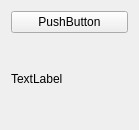
This is mws.ui in zaitseu1994/EurosensConfigLib as Qt 5 draws it before an edit. The edited form follows.
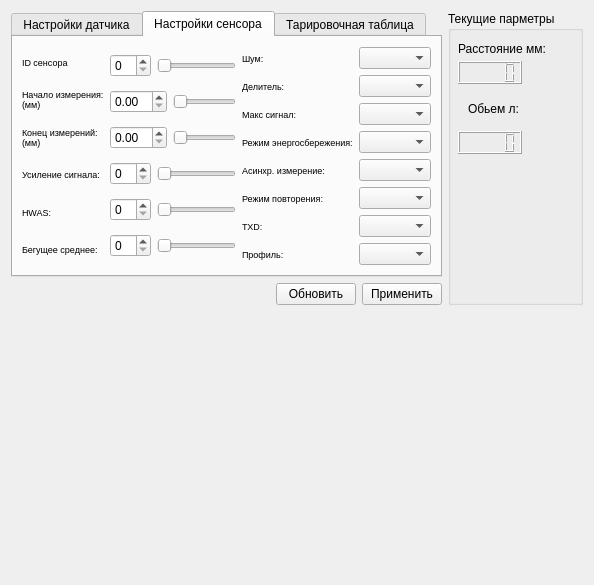
This is the edited form. The open tabs and pages were chosen to show the change. Custom widgets are drawn as their Qt base class.

What changed in the file:
```diff
--- a/mws.ui
+++ b/mws.ui
@@ -6,30 +6,593 @@
    <rect>
     <x>0</x>
     <y>0</y>
-    <width>139</width>
-    <height>130</height>
+    <width>594</width>
+    <height>585</height>
    </rect>
   </property>
   <property name="windowTitle">
    <string>Form</string>
   </property>
-  <layout class="QGridLayout" name="gridLayout">
+  <layout class="QGridLayout" name="gridLayout" rowstretch="3,2,3">
    <item row="0" column="0">
-    <widget class="QPushButton" name="pushButton">
-     <property name="text">
-      <string>PushButton</string>
-     </property>
-    </widget>
+    <layout class="QHBoxLayout" name="horizontalLayout_2">
+     <item>
+      <layout class="QVBoxLayout" name="verticalLayout">
+       <item>
+        <widget class="QTabWidget" name="tabWidget">
+         <property name="currentIndex">
+          <number>0</number>
+         </property>
+         <widget class="QWidget" name="tab">
+          <attribute name="title">
+           <string>Настройки датчика</string>
+          </attribute>
+          <layout class="QGridLayout" name="gridLayout_3">
+           <item row="0" column="0">
+            <layout class="QHBoxLayout" name="horizontalLayout_5">
+             <item>
+              <layout class="QVBoxLayout" name="verticalLayout_2">
+               <item>
+                <widget class="QLabel" name="label_3">
+                 <property name="text">
+                  <string>Адрес модбас</string>
+                 </property>
+                </widget>
+               </item>
+               <item>
+                <widget class="QLabel" name="label_4">
+                 <property name="text">
+                  <string>Тип аппроксимации</string>
+                 </property>
+                </widget>
+               </item>
+               <item>
+                <widget class="QLabel" name="label_5">
+                 <property name="text">
+                  <string>Тип усреднения</string>
+                 </property>
+                </widget>
+               </item>
+               <item>
+                <widget class="QLabel" name="label_6">
+                 <property name="text">
+                  <string>Интервал усреднения</string>
+                 </property>
+                </widget>
+               </item>
+               <item>
+                <widget class="QLabel" name="label_7">
+                 <property name="text">
+                  <string>Пароль</string>
+                 </property>
+                </widget>
+               </item>
+              </layout>
+             </item>
+             <item>
+              <layout class="QVBoxLayout" name="verticalLayout_3" stretch="0,0,0,0,0">
+               <item>
+                <layout class="QHBoxLayout" name="horizontalLayout_3" stretch="2,5">
+                 <item>
+                  <widget class="QSpinBox" name="spinBox"/>
+                 </item>
+                 <item>
+                  <widget class="QSlider" name="horizontalSlider">
+                   <property name="orientation">
+                    <enum>Qt::Horizontal</enum>
+                   </property>
+                  </widget>
+                 </item>
+                </layout>
+               </item>
+               <item>
+                <widget class="QComboBox" name="comboBox"/>
+               </item>
+               <item>
+                <widget class="QComboBox" name="comboBox_2"/>
+               </item>
+               <item>
+                <layout class="QHBoxLayout" name="horizontalLayout_4" stretch="2,5">
+                 <item>
+                  <widget class="QSpinBox" name="spinBox_2"/>
+                 </item>
+                 <item>
+                  <widget class="QSlider" name="horizontalSlider_2">
+                   <property name="orientation">
+                    <enum>Qt::Horizontal</enum>
+                   </property>
+                  </widget>
+                 </item>
+                </layout>
+               </item>
+               <item>
+                <widget class="QLineEdit" name="lineEdit"/>
+               </item>
+              </layout>
+             </item>
+            </layout>
+           </item>
+          </layout>
+         </widget>
+         <widget class="QWidget" name="tab_2">
+          <attribute name="title">
+           <string>Настройки сенсора</string>
+          </attribute>
+          <layout class="QGridLayout" name="gridLayout_2">
+           <item row="0" column="0">
+            <layout class="QHBoxLayout" name="horizontalLayout_14">
+             <item>
+              <layout class="QHBoxLayout" name="horizontalLayout_12">
+               <item>
+                <layout class="QVBoxLayout" name="verticalLayout_4">
+                 <item>
+                  <widget class="QLabel" name="label_8">
+                   <property name="font">
+                    <font>
+                     <pointsize>7</pointsize>
+                    </font>
+                   </property>
+                   <property name="text">
+                    <string>ID сенсора</string>
+                   </property>
+                  </widget>
+                 </item>
+                 <item>
+                  <widget class="QLabel" name="label_9">
+                   <property name="font">
+                    <font>
+                     <pointsize>7</pointsize>
+                    </font>
+                   </property>
+                   <property name="text">
+                    <string>&lt;html&gt;&lt;head/&gt;&lt;body&gt;&lt;p&gt;Начало измерения:&lt;br/&gt;(мм)&lt;/p&gt;&lt;/body&gt;&lt;/html&gt;</string>
+                   </property>
+                  </widget>
+                 </item>
+                 <item>
+                  <widget class="QLabel" name="label_10">
+                   <property name="font">
+                    <font>
+                     <pointsize>7</pointsize>
+                    </font>
+                   </property>
+                   <property name="text">
+                    <string>&lt;html&gt;&lt;head/&gt;&lt;body&gt;&lt;p&gt;Конец измерений:&lt;br/&gt;(мм)&lt;/p&gt;&lt;/body&gt;&lt;/html&gt;</string>
+                   </property>
+                  </widget>
+                 </item>
+                 <item>
+                  <widget class="QLabel" name="label_13">
+                   <property name="font">
+                    <font>
+                     <pointsize>7</pointsize>
+                    </font>
+                   </property>
+                   <property name="text">
+                    <string>Усиление сигнала:</string>
+                   </property>
+                  </widget>
+                 </item>
+                 <item>
+                  <widget class="QLabel" name="label_15">
+                   <property name="font">
+                    <font>
+                     <pointsize>7</pointsize>
+                    </font>
+                   </property>
+                   <property name="text">
+                    <string>HWAS:</string>
+                   </property>
+                  </widget>
+                 </item>
+                 <item>
+                  <widget class="QLabel" name="label_17">
+                   <property name="font">
+                    <font>
+                     <pointsize>7</pointsize>
+                    </font>
+                   </property>
+                   <property name="text">
+                    <string>Бегущее среднее:</string>
+                   </property>
+                  </widget>
+                 </item>
+                </layout>
+               </item>
+               <item>
+                <layout class="QVBoxLayout" name="verticalLayout_5">
+                 <item>
+                  <layout class="QHBoxLayout" name="horizontalLayout_9" stretch="2,5">
+                   <item>
+                    <widget class="QSpinBox" name="spinBox_6"/>
+                   </item>
+                   <item>
+                    <widget class="QSlider" name="horizontalSlider_6">
+                     <property name="orientation">
+                      <enum>Qt::Horizontal</enum>
+                     </property>
+                    </widget>
+                   </item>
+                  </layout>
+                 </item>
+                 <item>
+                  <layout class="QHBoxLayout" name="horizontalLayout_6" stretch="2,5">
+                   <item>
+                    <widget class="QDoubleSpinBox" name="doubleSpinBox"/>
+                   </item>
+                   <item>
+                    <widget class="QSlider" name="horizontalSlider_3">
+                     <property name="orientation">
+                      <enum>Qt::Horizontal</enum>
+                     </property>
+                    </widget>
+                   </item>
+                  </layout>
+                 </item>
+                 <item>
+                  <layout class="QHBoxLayout" name="horizontalLayout_10" stretch="2,5">
+                   <item>
+                    <widget class="QDoubleSpinBox" name="doubleSpinBox_2"/>
+                   </item>
+                   <item>
+                    <widget class="QSlider" name="horizontalSlider_7">
+                     <property name="orientation">
+                      <enum>Qt::Horizontal</enum>
+                     </property>
+                    </widget>
+                   </item>
+                  </layout>
+                 </item>
+                 <item>
+                  <layout class="QHBoxLayout" name="horizontalLayout_7" stretch="2,5">
+                   <item>
+                    <widget class="QSpinBox" name="spinBox_4"/>
+                   </item>
+                   <item>
+                    <widget class="QSlider" name="horizontalSlider_4">
+                     <property name="orientation">
+                      <enum>Qt::Horizontal</enum>
+                     </property>
+                    </widget>
+                   </item>
+                  </layout>
+                 </item>
+                 <item>
+                  <layout class="QHBoxLayout" name="horizontalLayout_11" stretch="2,5">
+                   <item>
+                    <widget class="QSpinBox" name="spinBox_8"/>
+                   </item>
+                   <item>
+                    <widget class="QSlider" name="horizontalSlider_8">
+                     <property name="orientation">
+                      <enum>Qt::Horizontal</enum>
+                     </property>
+                    </widget>
+                   </item>
+                  </layout>
+                 </item>
+                 <item>
+                  <layout class="QHBoxLayout" name="horizontalLayout_8" stretch="2,5">
+                   <item>
+                    <widget class="QSpinBox" name="spinBox_5"/>
+                   </item>
+                   <item>
+                    <widget class="QSlider" name="horizontalSlider_5">
+                     <property name="orientation">
+                      <enum>Qt::Horizontal</enum>
+                     </property>
+                    </widget>
+                   </item>
+                  </layout>
+                 </item>
+                </layout>
+               </item>
+              </layout>
+             </item>
+             <item>
+              <layout class="QHBoxLayout" name="horizontalLayout_13" stretch="2,5">
+               <item>
+                <layout class="QVBoxLayout" name="verticalLayout_6">
+                 <item>
+                  <widget class="QLabel" name="label_21">
+                   <property name="font">
+                    <font>
+                     <pointsize>7</pointsize>
+                    </font>
+                   </property>
+                   <property name="text">
+                    <string>Шум:</string>
+                   </property>
+                  </widget>
+                 </item>
+                 <item>
+                  <widget class="QLabel" name="label_19">
+                   <property name="font">
+                    <font>
+                     <pointsize>7</pointsize>
+                    </font>
+                   </property>
+                   <property name="text">
+                    <string>Делитель:</string>
+                   </property>
+                  </widget>
+                 </item>
+                 <item>
+                  <widget class="QLabel" name="label_18">
+                   <property name="font">
+                    <font>
+                     <pointsize>7</pointsize>
+                    </font>
+                   </property>
+                   <property name="text">
+                    <string>Макс сигнал:</string>
+                   </property>
+                  </widget>
+                 </item>
+                 <item>
+                  <widget class="QLabel" name="label_12">
+                   <property name="font">
+                    <font>
+                     <pointsize>7</pointsize>
+                    </font>
+                   </property>
+                   <property name="text">
+                    <string>Режим энергосбережения:</string>
+                   </property>
+                  </widget>
+                 </item>
+                 <item>
+                  <widget class="QLabel" name="label_20">
+                   <property name="font">
+                    <font>
+                     <pointsize>7</pointsize>
+                    </font>
+                   </property>
+                   <property name="text">
+                    <string>Асинхр. измерение:</string>
+                   </property>
+                  </widget>
+                 </item>
+                 <item>
+                  <widget class="QLabel" name="label_11">
+                   <property name="font">
+                    <font>
+                     <pointsize>7</pointsize>
+                    </font>
+                   </property>
+                   <property name="text">
+                    <string>Режим повторения:</string>
+                   </property>
+                  </widget>
+                 </item>
+                 <item>
+                  <widget class="QLabel" name="label_14">
+                   <property name="font">
+                    <font>
+                     <pointsize>7</pointsize>
+                    </font>
+                   </property>
+                   <property name="text">
+                    <string>TXD:</string>
+                   </property>
+                  </widget>
+                 </item>
+                 <item>
+                  <widget class="QLabel" name="label_16">
+                   <property name="font">
+                    <font>
+                     <pointsize>7</pointsize>
+                    </font>
+                   </property>
+                   <property name="text">
+                    <string>Профиль:</string>
+                   </property>
+                  </widget>
+                 </item>
+                </layout>
+               </item>
+               <item>
+                <layout class="QVBoxLayout" name="verticalLayout_7">
+                 <item>
+                  <widget class="QComboBox" name="comboBox_8"/>
+                 </item>
+                 <item>
+                  <widget class="QComboBox" name="comboBox_7"/>
+                 </item>
+                 <item>
+                  <widget class="QComboBox" name="comboBox_4"/>
+                 </item>
+                 <item>
+                  <widget class="QComboBox" name="comboBox_9"/>
+                 </item>
+                 <item>
+                  <widget class="QComboBox" name="comboBox_10"/>
+                 </item>
+                 <item>
+                  <widget class="QComboBox" name="comboBox_3"/>
+                 </item>
+                 <item>
+                  <widget class="QComboBox" name="comboBox_5"/>
+                 </item>
+                 <item>
+                  <widget class="QComboBox" name="comboBox_6"/>
+                 </item>
+                </layout>
+               </item>
+              </layout>
+             </item>
+            </layout>
+           </item>
+          </layout>
+         </widget>
+         <widget class="QWidget" name="tab_3">
+          <attribute name="title">
+           <string>Тарировочная таблица</string>
+          </attribute>
+          <layout class="QGridLayout" name="gridLayout_4">
+           <item row="0" column="0">
+            <layout class="QHBoxLayout" name="horizontalLayout_15">
+             <item>
+              <widget class="QLabel" name="label_22">
+               <property name="text">
+                <string>Количество точек</string>
+               </property>
+              </widget>
+             </item>
+             <item>
+              <widget class="QSpinBox" name="spinBox_7"/>
+             </item>
+            </layout>
+           </item>
+           <item row="1" column="0">
+            <widget class="QTableWidget" name="tableWidget"/>
+           </item>
+           <item row="2" column="0">
+            <layout class="QHBoxLayout" name="horizontalLayout_16">
+             <item>
+              <spacer name="horizontalSpacer_2">
+               <property name="orientation">
+                <enum>Qt::Horizontal</enum>
+               </property>
+               <property name="sizeHint" stdset="0">
+                <size>
+                 <width>178</width>
+                 <height>20</height>
+                </size>
+               </property>
+              </spacer>
+             </item>
+             <item>
+              <widget class="QPushButton" name="pushButton_3">
+               <property name="text">
+                <string>Отправить</string>
+               </property>
+              </widget>
+             </item>
+             <item>
+              <widget class="QPushButton" name="pushButton_4">
+               <property name="text">
+                <string>Считать</string>
+               </property>
+              </widget>
+             </item>
+            </layout>
+           </item>
+          </layout>
+         </widget>
+        </widget>
+       </item>
+       <item>
+        <layout class="QHBoxLayout" name="horizontalLayout">
+         <item>
+          <spacer name="horizontalSpacer">
+           <property name="orientation">
+            <enum>Qt::Horizontal</enum>
+           </property>
+           <property name="sizeHint" stdset="0">
+            <size>
+             <width>208</width>
+             <height>20</height>
+            </size>
+           </property>
+          </spacer>
+         </item>
+         <item>
+          <widget class="QPushButton" name="pushButton_2">
+           <property name="text">
+            <string>Обновить</string>
+           </property>
+          </widget>
+         </item>
+         <item>
+          <widget class="QPushButton" name="pushButton">
+           <property name="text">
+            <string>Применить</string>
+           </property>
+          </widget>
+         </item>
+        </layout>
+       </item>
+      </layout>
+     </item>
+     <item>
+      <widget class="QGroupBox" name="groupBox">
+       <property name="title">
+        <string>Текущие парметры</string>
+       </property>
+       <widget class="QLabel" name="label">
+        <property name="geometry">
+         <rect>
+          <x>10</x>
+          <y>30</y>
+          <width>91</width>
+          <height>16</height>
+         </rect>
+        </property>
+        <property name="text">
+         <string>Расстояние мм:</string>
+        </property>
+       </widget>
+       <widget class="QLCDNumber" name="lcdNumber">
+        <property name="geometry">
+         <rect>
+          <x>10</x>
+          <y>50</y>
+          <width>64</width>
+          <height>23</height>
+         </rect>
+        </property>
+       </widget>
+       <widget class="QLabel" name="label_2">
+        <property name="geometry">
+         <rect>
+          <x>20</x>
+          <y>90</y>
+          <width>61</width>
+          <height>16</height>
+         </rect>
+        </property>
+        <property name="text">
+         <string>Обьем л:</string>
+        </property>
+       </widget>
+       <widget class="QLCDNumber" name="lcdNumber_2">
+        <property name="geometry">
+         <rect>
+          <x>10</x>
+          <y>120</y>
+          <width>64</width>
+          <height>23</height>
+         </rect>
+        </property>
+       </widget>
+      </widget>
+     </item>
+    </layout>
    </item>
    <item row="1" column="0">
-    <widget class="QLabel" name="label">
-     <property name="text">
-      <string>TextLabel</string>
-     </property>
-    </widget>
+    <layout class="QHBoxLayout" name="horizontalLayout_17">
+     <item>
+      <widget class="QCustomPlot" name="widget" native="true"/>
+     </item>
+     <item>
+      <widget class="QCustomPlot" name="widget_3" native="true"/>
+     </item>
+    </layout>
+   </item>
+   <item row="2" column="0">
+    <widget class="QCustomPlot" name="widget_2" native="true"/>
    </item>
   </layout>
  </widget>
+ <customwidgets>
+  <customwidget>
+   <class>QCustomPlot</class>
+   <extends>QWidget</extends>
+   <header>qcustomplot.h</header>
+   <container>1</container>
+  </customwidget>
+ </customwidgets>
  <resources/>
  <connections/>
 </ui>
```
